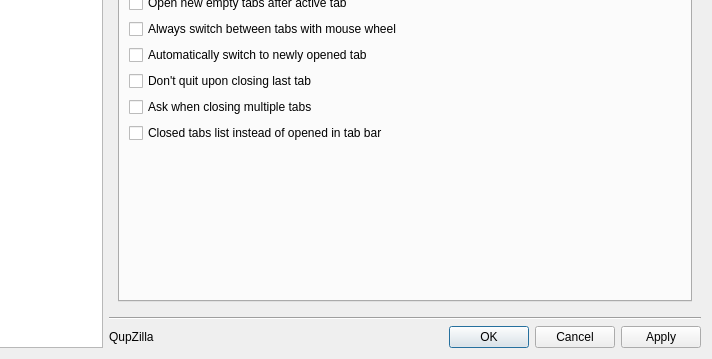
This is src/lib/preferences/preferences.ui in QupZilla/qupzilla as Qt 5 draws it before an edit; both pictures show x 128 to 840 and y 195 to 554 of the 840 by 554 pixel window. The edited form follows.
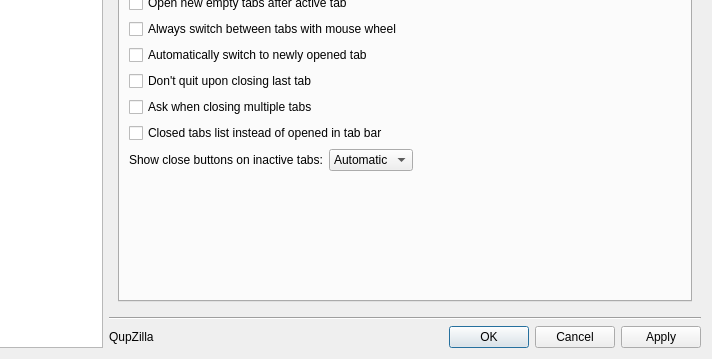
This is the edited form. The open tabs and pages were chosen to show the change. Custom widgets are drawn as their Qt base class.

Commit message: [TabBar] Option to show/hide close button on inactive tabs. Closes #1220

The edit to the form file:
```diff
--- a/src/lib/preferences/preferences.ui
+++ b/src/lib/preferences/preferences.ui
@@ -763,6 +763,52 @@
                  </property>
                 </widget>
                </item>
+               <item>
+                <layout class="QHBoxLayout" name="horizontalLayout_21">
+                 <item>
+                  <widget class="QLabel" name="label_65">
+                   <property name="text">
+                    <string>Show close buttons on inactive tabs:</string>
+                   </property>
+                  </widget>
+                 </item>
+                 <item>
+                  <widget class="QComboBox" name="showCloseOnInactive">
+                   <item>
+                    <property name="text">
+                     <string>Automatic</string>
+                    </property>
+                   </item>
+                   <item>
+                    <property name="text">
+                     <string>Always</string>
+                    </property>
+                   </item>
+                   <item>
+                    <property name="text">
+                     <string>Never</string>
+                    </property>
+                   </item>
+                  </widget>
+                 </item>
+                 <item>
+                  <spacer name="horizontalSpacer_30">
+                   <property name="orientation">
+                    <enum>Qt::Horizontal</enum>
+                   </property>
+                   <property name="sizeType">
+                    <enum>QSizePolicy::Expanding</enum>
+                   </property>
+                   <property name="sizeHint" stdset="0">
+                    <size>
+                     <width>40</width>
+                     <height>20</height>
+                    </size>
+                   </property>
+                  </spacer>
+                 </item>
+                </layout>
+               </item>
                <item>
                 <spacer name="verticalSpacer_8">
                  <property name="orientation">
```
The commit also changes 3 other files.
